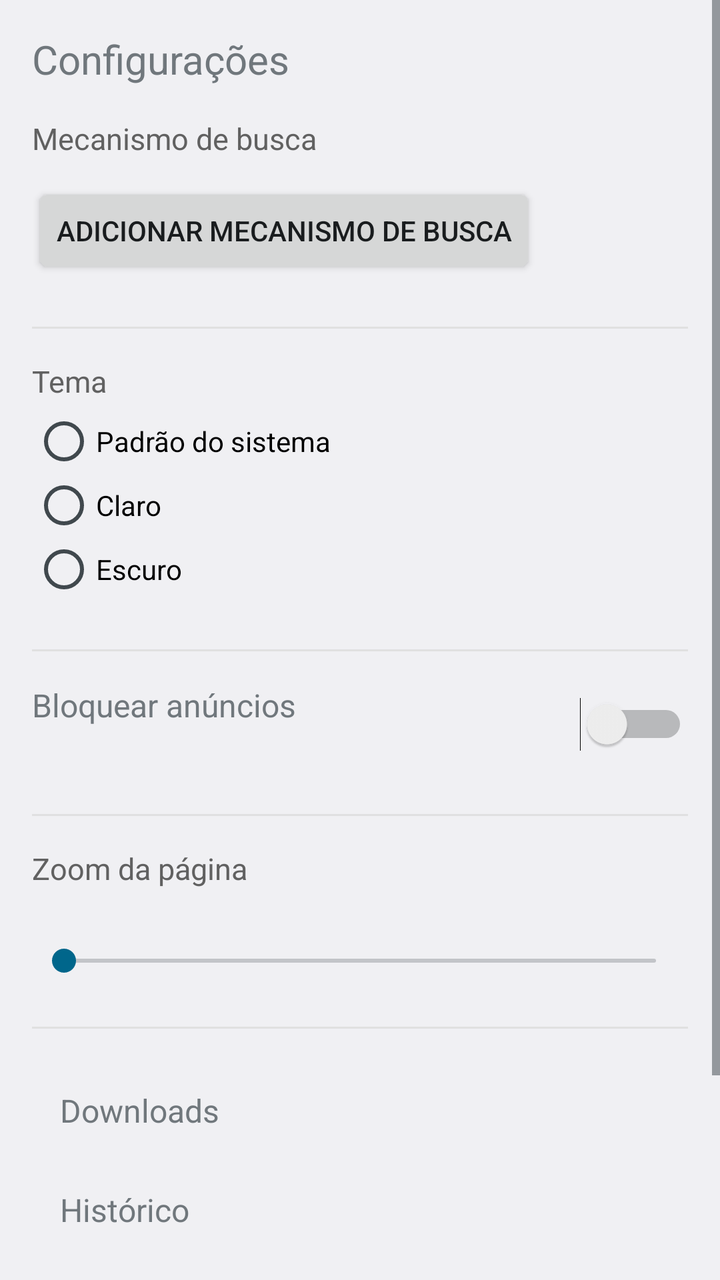
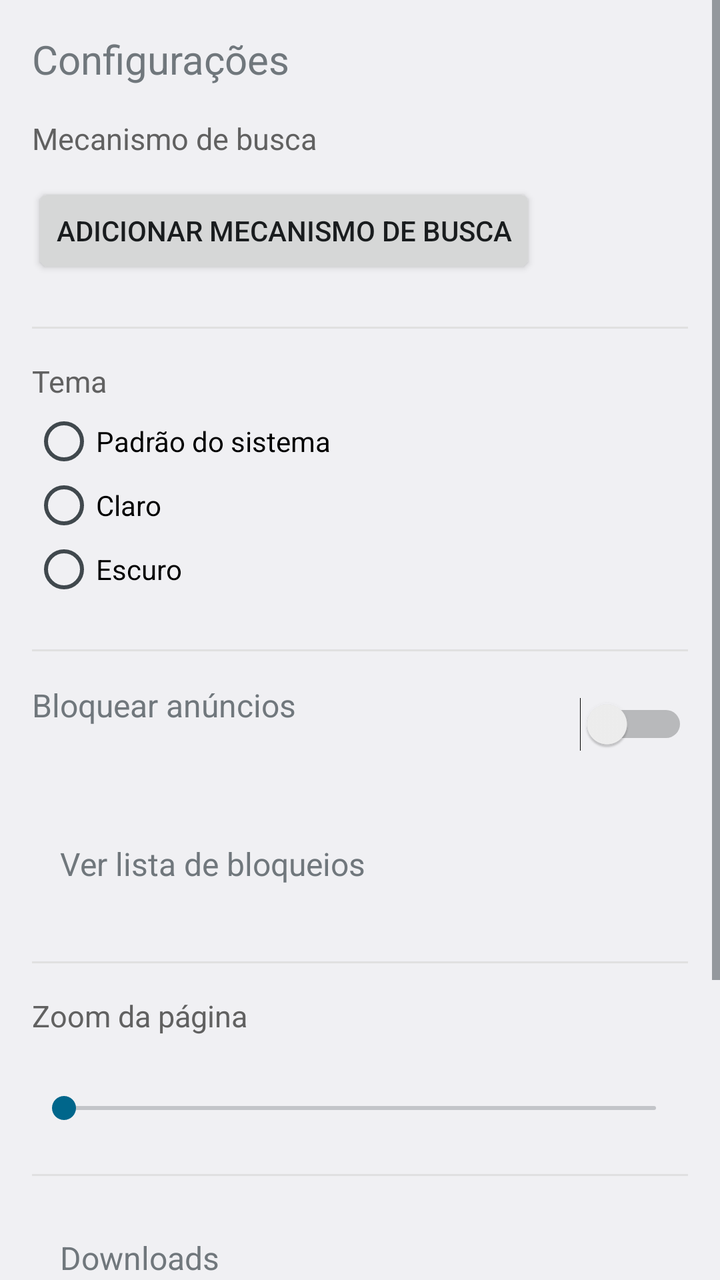

Before-and-after screenshots of an Android layout around one commit, followed by the original layout XML and the change that was made.
<!-- AndroidManifest.xml: application theme Theme.AospBrowser -->
<!-- res/layout/activity_settings.xml -->
<?xml version="1.0" encoding="utf-8"?>
<ScrollView xmlns:android="http://schemas.android.com/apk/res/android"
    android:layout_width="match_parent"
    android:layout_height="match_parent">

    <LinearLayout
        android:layout_width="match_parent"
        android:layout_height="wrap_content"
        android:orientation="vertical"
        android:padding="16dp">

        <TextView
            android:layout_width="wrap_content"
            android:layout_height="wrap_content"
            android:text="@string/settings_title"
            android:textSize="20sp"
            android:layout_marginBottom="16dp" />

        <TextView
            android:layout_width="wrap_content"
            android:layout_height="wrap_content"
            android:text="@string/settings_search_engine"
            android:textSize="15sp"
            android:textColor="#616161"
            android:layout_marginBottom="4dp" />

        <RadioGroup
            android:id="@+id/searchEngineGroup"
            android:layout_width="match_parent"
            android:layout_height="wrap_content"
            android:orientation="vertical"
            android:layout_marginBottom="8dp" />

        <Button
            android:id="@+id/btnAddSearchEngine"
            android:layout_width="wrap_content"
            android:layout_height="wrap_content"
            android:text="@string/settings_add_search_engine"
            android:layout_marginBottom="24dp" />

        <View
            android:layout_width="match_parent"
            android:layout_height="1dp"
            android:background="#E0E0E0"
            android:layout_marginBottom="16dp" />

        <TextView
            android:layout_width="wrap_content"
            android:layout_height="wrap_content"
            android:text="@string/settings_theme"
            android:textSize="15sp"
            android:textColor="#616161"
            android:layout_marginBottom="4dp" />

        <RadioGroup
            android:id="@+id/themeGroup"
            android:layout_width="match_parent"
            android:layout_height="wrap_content"
            android:orientation="vertical"
            android:layout_marginBottom="24dp">

            <RadioButton
                android:id="@+id/themeSystem"
                android:layout_width="match_parent"
                android:layout_height="wrap_content"
                android:text="@string/settings_theme_system" />

            <RadioButton
                android:id="@+id/themeLight"
                android:layout_width="match_parent"
                android:layout_height="wrap_content"
                android:text="@string/settings_theme_light" />

            <RadioButton
                android:id="@+id/themeDark"
                android:layout_width="match_parent"
                android:layout_height="wrap_content"
                android:text="@string/settings_theme_dark" />
        </RadioGroup>

        <View
            android:layout_width="match_parent"
            android:layout_height="1dp"
            android:background="#E0E0E0"
            android:layout_marginBottom="16dp" />

        
        <LinearLayout
            android:layout_width="match_parent"
            android:layout_height="wrap_content"
            android:orientation="horizontal"
            android:gravity="center_vertical"
            android:layout_marginBottom="24dp">

            <LinearLayout
                android:layout_width="0dp"
                android:layout_height="wrap_content"
                android:layout_weight="1"
                android:orientation="vertical">

                <TextView
                    android:layout_width="wrap_content"
                    android:layout_height="wrap_content"
                    android:text="@string/settings_adblock_title"
                    android:textSize="16sp" />

                <TextView
                    android:id="@+id/adblockSubtitle"
                    android:layout_width="wrap_content"
                    android:layout_height="wrap_content"
                    android:textSize="13sp"
                    android:textColor="#616161"
                    android:layout_marginTop="2dp" />
            </LinearLayout>

            <Switch
                android:id="@+id/adblockSwitch"
                android:layout_width="wrap_content"
                android:layout_height="wrap_content" />
        </LinearLayout>

        <View
            android:layout_width="match_parent"
            android:layout_height="1dp"
            android:background="#E0E0E0"
            android:layout_marginBottom="16dp" />

        
        <TextView
            android:layout_width="wrap_content"
            android:layout_height="wrap_content"
            android:text="@string/settings_zoom_title"
            android:textSize="15sp"
            android:textColor="#616161"
            android:layout_marginBottom="4dp" />

        <TextView
            android:id="@+id/zoomPercentLabel"
            android:layout_width="wrap_content"
            android:layout_height="wrap_content"
            android:textSize="14sp"
            android:layout_marginBottom="4dp" />

        <SeekBar
            android:id="@+id/zoomSeekBar"
            android:layout_width="match_parent"
            android:layout_height="wrap_content"
            android:layout_marginBottom="24dp" />

        <View
            android:layout_width="match_parent"
            android:layout_height="1dp"
            android:background="#E0E0E0"
            android:layout_marginBottom="16dp" />

        
        <TextView
            android:id="@+id/menuDownloads"
            android:layout_width="match_parent"
            android:layout_height="wrap_content"
            android:text="@string/settings_downloads"
            android:textSize="16sp"
            android:padding="14dp"
            android:clickable="true"
            android:focusable="true"
            android:background="?android:attr/selectableItemBackground" />

        
        <TextView
            android:id="@+id/menuHistory"
            android:layout_width="match_parent"
            android:layout_height="wrap_content"
            android:text="@string/sidebar_item_history"
            android:textSize="16sp"
            android:padding="14dp"
            android:clickable="true"
            android:focusable="true"
            android:background="?android:attr/selectableItemBackground" />

        
        <TextView
            android:id="@+id/menuFileManager"
            android:layout_width="match_parent"
            android:layout_height="wrap_content"
            android:text="@string/settings_file_manager"
            android:textSize="16sp"
            android:padding="14dp"
            android:clickable="true"
            android:focusable="true"
            android:background="?android:attr/selectableItemBackground" />

        <View
            android:layout_width="match_parent"
            android:layout_height="1dp"
            android:background="#E0E0E0"
            android:layout_marginTop="8dp"
            android:layout_marginBottom="8dp" />

        
        <TextView
            android:id="@+id/menuDefaultBrowser"
            android:layout_width="match_parent"
            android:layout_height="wrap_content"
            android:text="@string/settings_default_browser"
            android:textSize="16sp"
            android:padding="14dp"
            android:clickable="true"
            android:focusable="true"
            android:background="?android:attr/selectableItemBackground" />

    </LinearLayout>
</ScrollView>
<!-- resources referenced by this layout -->
<resources>
  <string name="settings_adblock_title">Bloquear anúncios</string>
  <string name="settings_add_search_engine">Adicionar mecanismo de busca</string>
  <string name="settings_default_browser">Definir como navegador padrão</string>
  <string name="settings_downloads">Downloads</string>
  <string name="settings_file_manager">Gerenciador de arquivos</string>
  <string name="settings_search_engine">Mecanismo de busca</string>
  <string name="settings_theme">Tema</string>
  <string name="settings_theme_dark">Escuro</string>
  <string name="settings_theme_light">Claro</string>
  <string name="settings_theme_system">Padrão do sistema</string>
  <string name="settings_title">Configurações</string>
  <string name="settings_zoom_title">Zoom da página</string>
  <string name="sidebar_item_history">Histórico</string>
  <style name="Theme.AospBrowser" parent="android:Theme.DeviceDefault.Light.NoActionBar" />
</resources>

<!-- the commit's change to res/layout/activity_settings.xml (unified diff, before → after) -->
@@ -119,6 +119,19 @@
                 android:layout_height="wrap_content" />
         </LinearLayout>
 
+        
+        <TextView
+            android:id="@+id/menuAdblockList"
+            android:layout_width="match_parent"
+            android:layout_height="wrap_content"
+            android:text="@string/settings_adblock_list_menu"
+            android:textSize="16sp"
+            android:padding="14dp"
+            android:layout_marginBottom="24dp"
+            android:clickable="true"
+            android:focusable="true"
+            android:background="?android:attr/selectableItemBackground" />
+
         <View
             android:layout_width="match_parent"
             android:layout_height="1dp"
<!-- resource entries referenced after the edit -->
@@ -1,5 +1,6 @@
 <!-- resources referenced by this layout -->
 <resources>
+  <string name="settings_adblock_list_menu">Ver lista de bloqueios</string>
   <string name="settings_adblock_title">Bloquear anúncios</string>
   <string name="settings_add_search_engine">Adicionar mecanismo de busca</string>
   <string name="settings_default_browser">Definir como navegador padrão</string>
